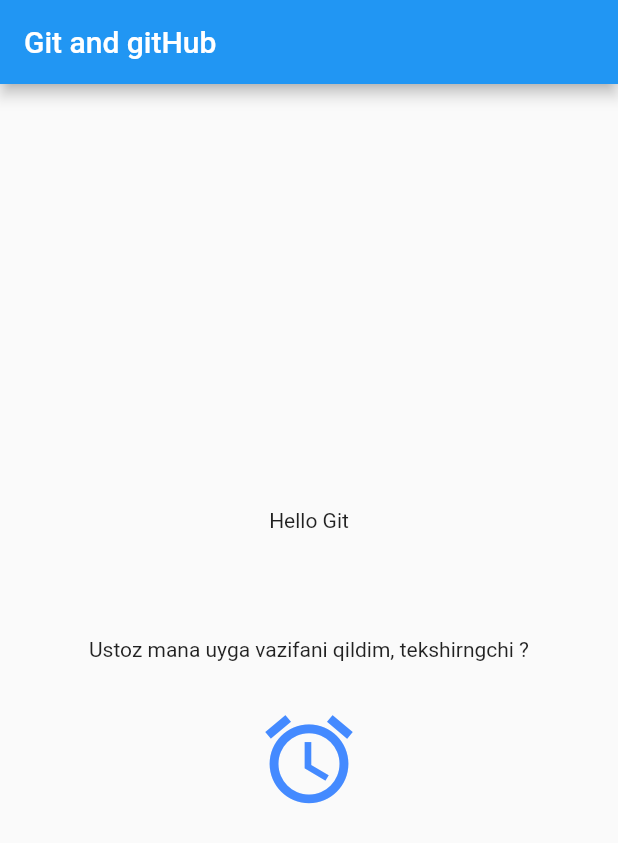
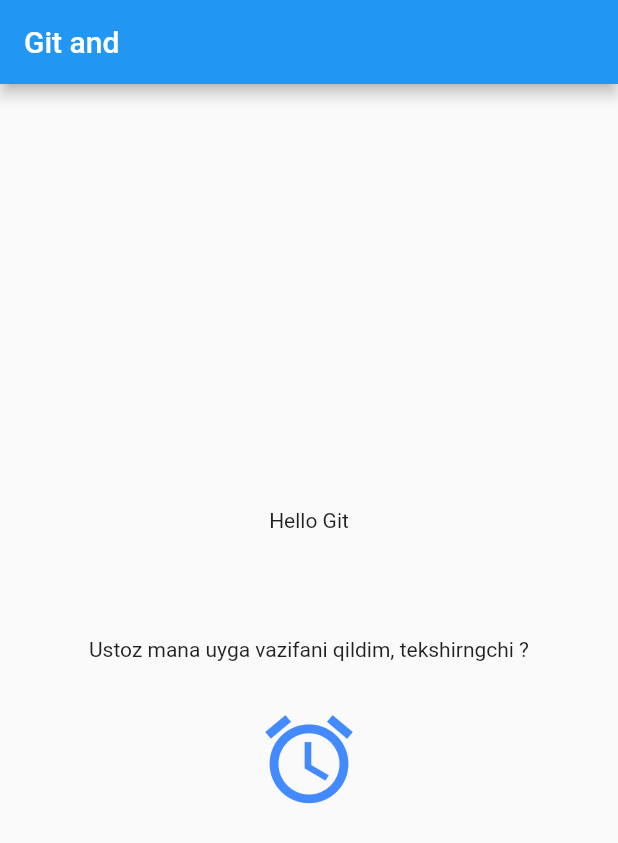
Before and after one commit to shopulatovich/Ustoz_Shifu, a Flutter app: the screen it shows after launch, on a phone screen of 412 x 824 dp. Shown: the top 843 px of the screen. Run offline on Flutter 3.47's test engine with Material 2 defaults, Android fonts, the phone set to English and light mode, and no system bars.

Commit message:
Update main.dart
update text

```diff
--- a/lib/main.dart
+++ b/lib/main.dart
@@ -12,7 +12,7 @@ class MyApp extends StatelessWidget {
     return MaterialApp(
       home: Scaffold(
         appBar: AppBar(
-          title: Text('Git and gitHub'),
+          title: Text('Git and'),
         ),
         body: Center(
           child: Column(
```
